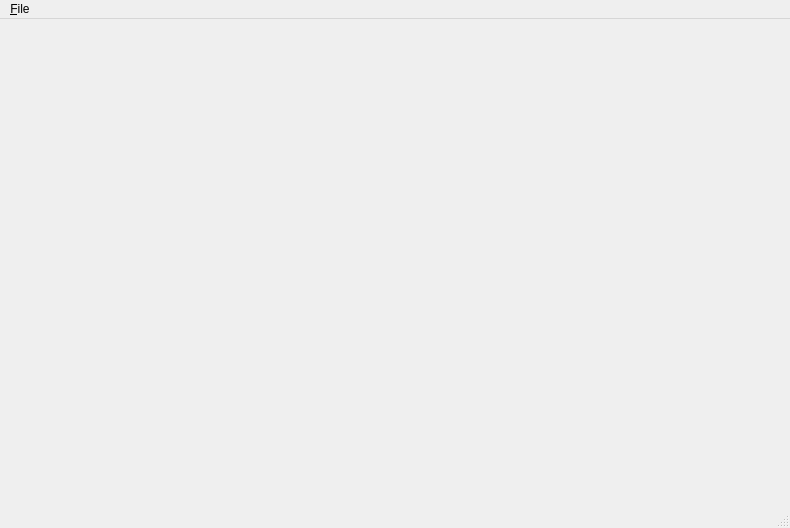
rutsky/semester09, file Computer_networks/p2p/src/forms/main_window.ui: the form before one commit.
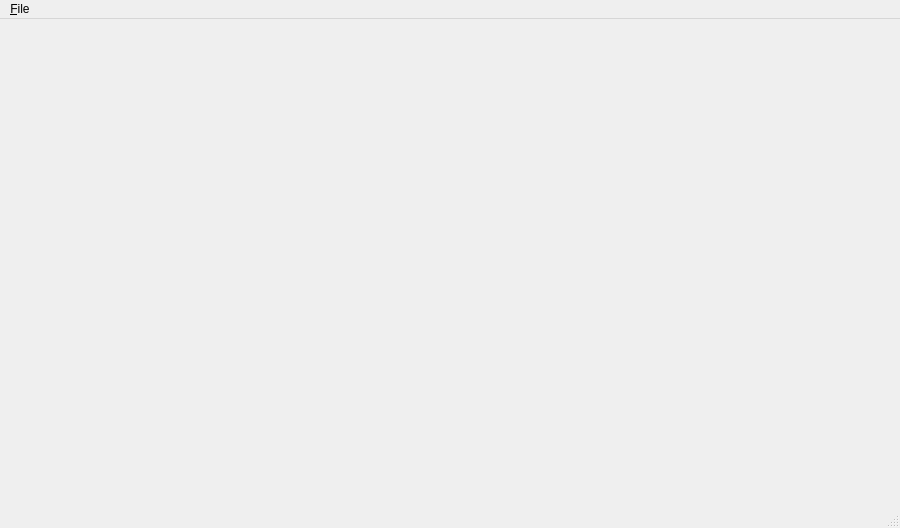
The form after the commit.

Commit message: Tune window size

```diff
--- a/Computer_networks/p2p/src/forms/main_window.ui
+++ b/Computer_networks/p2p/src/forms/main_window.ui
@@ -6,7 +6,7 @@
    <rect>
     <x>0</x>
     <y>0</y>
-    <width>790</width>
+    <width>900</width>
     <height>528</height>
    </rect>
   </property>
@@ -21,7 +21,7 @@
     <rect>
      <x>0</x>
      <y>0</y>
-     <width>790</width>
+     <width>900</width>
      <height>25</height>
     </rect>
    </property>
```
